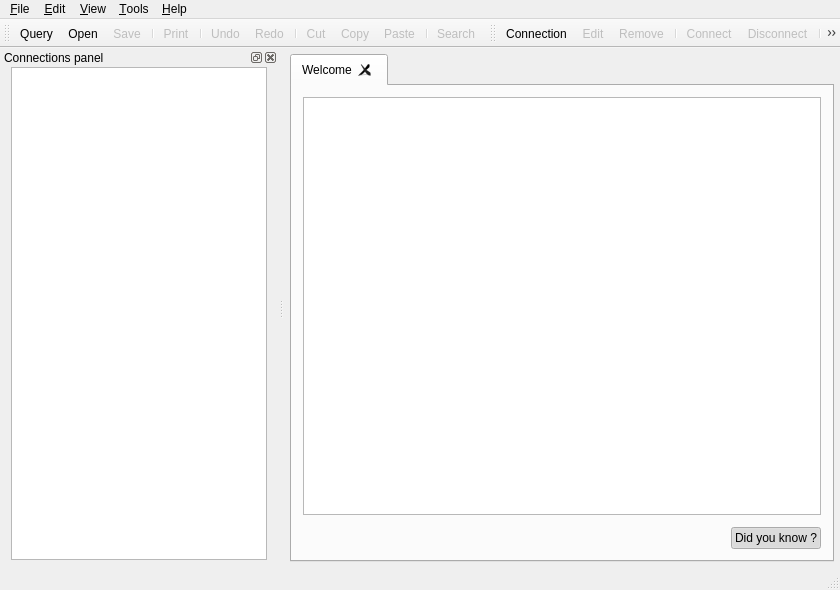
The window that src/mainwindow.ui (FrenchDilettante/dbmaster) describes before a commit, drawn with Qt 5.
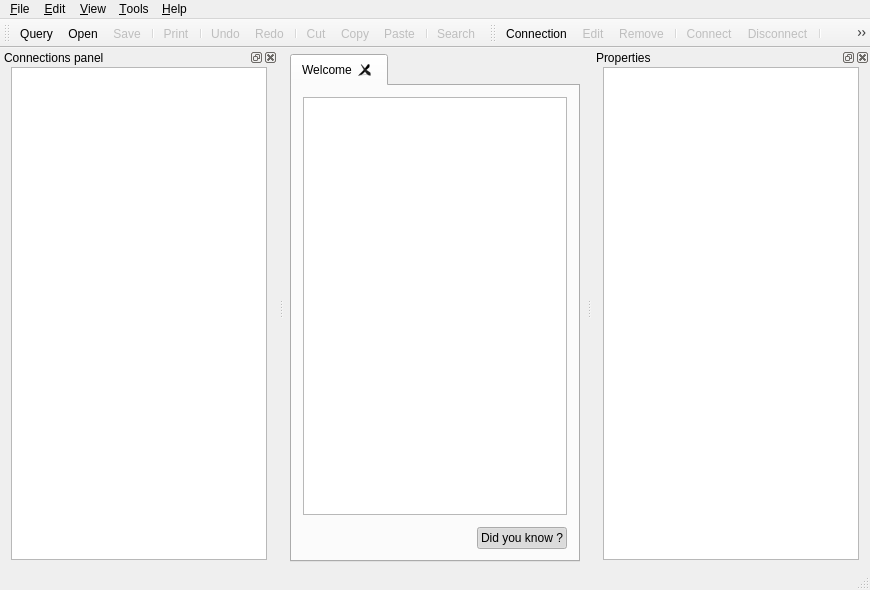
The same window after the commit. Icons and pictures are not drawn. Custom widgets are drawn as their Qt base class.

Commit message: Ajout dock

```diff
--- a/src/mainwindow.ui
+++ b/src/mainwindow.ui
@@ -6,7 +6,7 @@
    <rect>
     <x>0</x>
     <y>0</y>
-    <width>840</width>
+    <width>870</width>
     <height>590</height>
    </rect>
   </property>
@@ -103,8 +103,8 @@
     <rect>
      <x>0</x>
      <y>0</y>
-     <width>840</width>
-     <height>23</height>
+     <width>870</width>
+     <height>21</height>
     </rect>
    </property>
    <widget class="QMenu" name="menuTools">
@@ -287,6 +287,31 @@
    <addaction name="separator"/>
    <addaction name="actionRefreshConnection"/>
   </widget>
+  <widget class="QDockWidget" name="propertiesDock">
+   <property name="windowTitle">
+    <string>Properties</string>
+   </property>
+   <attribute name="dockWidgetArea">
+    <number>2</number>
+   </attribute>
+   <widget class="QWidget" name="dockWidgetContents_2">
+    <layout class="QGridLayout" name="gridLayout_3">
+     <property name="topMargin">
+      <number>0</number>
+     </property>
+     <property name="bottomMargin">
+      <number>8</number>
+     </property>
+     <item row="0" column="0">
+      <widget class="QTreeView" name="propTree">
+       <attribute name="headerDefaultSectionSize">
+        <number>0</number>
+       </attribute>
+      </widget>
+     </item>
+    </layout>
+   </widget>
+  </widget>
   <action name="actionAddDb">
    <property name="text">
     <string>Connection</string>
```
